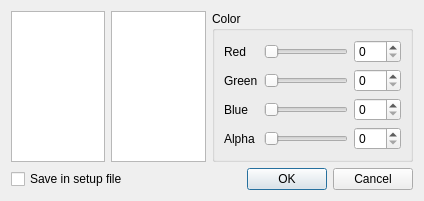
rbarreiros/vstboard, file src/common/views/viewconfigdialog.ui: the form before one commit.
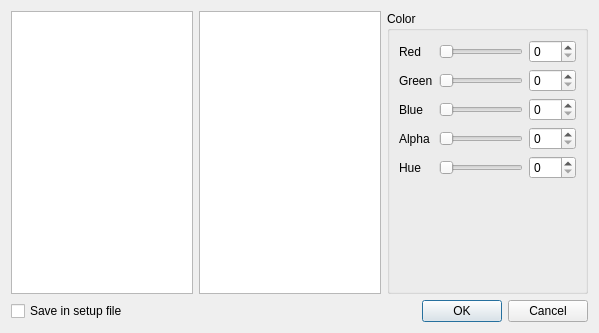
The form after the commit. Custom widgets are drawn as their Qt base class.

Commit message: added a color picker

Patch:
```diff
--- a/src/common/views/viewconfigdialog.ui
+++ b/src/common/views/viewconfigdialog.ui
@@ -6,8 +6,8 @@
    <rect>
     <x>0</x>
     <y>0</y>
-    <width>424</width>
-    <height>194</height>
+    <width>599</width>
+    <height>333</height>
    </rect>
   </property>
   <property name="windowTitle">
@@ -17,10 +17,24 @@
    <item>
     <layout class="QHBoxLayout" name="horizontalLayout_5">
      <item>
-      <widget class="QListWidget" name="listPalettes"/>
+      <widget class="QListWidget" name="listPalettes">
+       <property name="sizePolicy">
+        <sizepolicy hsizetype="Preferred" vsizetype="Expanding">
+         <horstretch>0</horstretch>
+         <verstretch>0</verstretch>
+        </sizepolicy>
+       </property>
+      </widget>
      </item>
      <item>
-      <widget class="QListWidget" name="listRoles"/>
+      <widget class="QListWidget" name="listRoles">
+       <property name="sizePolicy">
+        <sizepolicy hsizetype="Preferred" vsizetype="Expanding">
+         <horstretch>0</horstretch>
+         <verstretch>0</verstretch>
+        </sizepolicy>
+       </property>
+      </widget>
      </item>
      <item>
       <layout class="QVBoxLayout" name="verticalLayout">
@@ -35,20 +49,18 @@
          <property name="title">
           <string>Color</string>
          </property>
-         <layout class="QVBoxLayout" name="verticalLayout_3">
-          <item>
-           <layout class="QHBoxLayout" name="horizontalLayout">
-            <item>
+         <layout class="QGridLayout" name="gridLayout">
+          <item row="1" column="0">
              <widget class="QLabel" name="label">
               <property name="text">
                <string>Red</string>
               </property>
              </widget>
             </item>
-            <item>
+          <item row="1" column="1">
              <widget class="QSlider" name="RedSlider">
               <property name="sizePolicy">
-               <sizepolicy hsizetype="Fixed" vsizetype="Fixed">
+             <sizepolicy hsizetype="Expanding" vsizetype="Fixed">
                 <horstretch>0</horstretch>
                 <verstretch>0</verstretch>
                </sizepolicy>
@@ -61,28 +73,17 @@
               </property>
              </widget>
             </item>
-            <item>
+          <item row="1" column="2">
              <widget class="QSpinBox" name="RedSpinBox">
               <property name="maximum">
                <number>255</number>
               </property>
              </widget>
             </item>
-           </layout>
-          </item>
-          <item>
-           <layout class="QHBoxLayout" name="horizontalLayout_2">
-            <item>
-             <widget class="QLabel" name="label_2">
-              <property name="text">
-               <string>Green</string>
-              </property>
-             </widget>
-            </item>
-            <item>
+          <item row="2" column="1">
              <widget class="QSlider" name="GreenSlider">
               <property name="sizePolicy">
-               <sizepolicy hsizetype="Fixed" vsizetype="Fixed">
+             <sizepolicy hsizetype="Expanding" vsizetype="Fixed">
                 <horstretch>0</horstretch>
                 <verstretch>0</verstretch>
                </sizepolicy>
@@ -95,102 +96,122 @@
               </property>
              </widget>
             </item>
-            <item>
+          <item row="2" column="2">
              <widget class="QSpinBox" name="GreenSpinBox">
               <property name="maximum">
                <number>255</number>
               </property>
              </widget>
             </item>
-           </layout>
+          <item row="2" column="0">
+           <widget class="QLabel" name="label_2">
+            <property name="text">
+             <string>Green</string>
+            </property>
+           </widget>
           </item>
-          <item>
-           <layout class="QHBoxLayout" name="horizontalLayout_4">
-            <item>
+          <item row="3" column="1">
+           <widget class="QSlider" name="BlueSlider">
+            <property name="sizePolicy">
+             <sizepolicy hsizetype="Expanding" vsizetype="Fixed">
+              <horstretch>0</horstretch>
+              <verstretch>0</verstretch>
+             </sizepolicy>
+            </property>
+            <property name="maximum">
+             <number>255</number>
+            </property>
+            <property name="orientation">
+             <enum>Qt::Horizontal</enum>
+            </property>
+           </widget>
+          </item>
+          <item row="3" column="0">
              <widget class="QLabel" name="label_4">
               <property name="text">
                <string>Blue</string>
               </property>
              </widget>
             </item>
-            <item>
-             <widget class="QSlider" name="BlueSlider">
-              <property name="sizePolicy">
-               <sizepolicy hsizetype="Fixed" vsizetype="Fixed">
-                <horstretch>0</horstretch>
-                <verstretch>0</verstretch>
-               </sizepolicy>
-              </property>
-              <property name="maximum">
-               <number>255</number>
-              </property>
-              <property name="orientation">
-               <enum>Qt::Horizontal</enum>
-              </property>
-             </widget>
-            </item>
-            <item>
+          <item row="3" column="2">
              <widget class="QSpinBox" name="BlueSpinBox">
               <property name="maximum">
                <number>255</number>
               </property>
              </widget>
             </item>
-           </layout>
+          <item row="4" column="1">
+           <widget class="QSlider" name="AlphaSlider">
+            <property name="sizePolicy">
+             <sizepolicy hsizetype="Expanding" vsizetype="Fixed">
+              <horstretch>0</horstretch>
+              <verstretch>0</verstretch>
+             </sizepolicy>
+            </property>
+            <property name="maximum">
+             <number>255</number>
+            </property>
+            <property name="orientation">
+             <enum>Qt::Horizontal</enum>
+            </property>
+           </widget>
           </item>
-          <item>
-           <layout class="QHBoxLayout" name="horizontalLayout_3">
-            <item>
+          <item row="4" column="0">
              <widget class="QLabel" name="label_3">
               <property name="text">
                <string>Alpha</string>
               </property>
              </widget>
             </item>
-            <item>
-             <widget class="QSlider" name="AlphaSlider">
-              <property name="sizePolicy">
-               <sizepolicy hsizetype="Fixed" vsizetype="Fixed">
-                <horstretch>0</horstretch>
-                <verstretch>0</verstretch>
-               </sizepolicy>
-              </property>
-              <property name="maximum">
-               <number>255</number>
-              </property>
-              <property name="orientation">
-               <enum>Qt::Horizontal</enum>
-              </property>
-             </widget>
-            </item>
-            <item>
+          <item row="4" column="2">
              <widget class="QSpinBox" name="AlphaSpinBox">
               <property name="maximum">
                <number>255</number>
               </property>
              </widget>
             </item>
-           </layout>
-          </item>
-         </layout>
-         <zorder></zorder>
-         <zorder></zorder>
-         <zorder></zorder>
-         <zorder></zorder>
-        </widget>
-       </item>
-       <item>
-        <spacer name="verticalSpacer">
+          <item row="5" column="1">
+           <widget class="QSlider" name="HueSlider">
+            <property name="sizePolicy">
+             <sizepolicy hsizetype="Expanding" vsizetype="Fixed">
+              <horstretch>0</horstretch>
+              <verstretch>0</verstretch>
+             </sizepolicy>
+            </property>
+            <property name="maximum">
+             <number>359</number>
+            </property>
          <property name="orientation">
-          <enum>Qt::Vertical</enum>
-         </property>
-         <property name="sizeHint" stdset="0">
-          <size>
-           <width>20</width>
-           <height>40</height>
-          </size>
-         </property>
-        </spacer>
+             <enum>Qt::Horizontal</enum>
+            </property>
+           </widget>
+          </item>
+          <item row="5" column="0">
+           <widget class="QLabel" name="label_5">
+            <property name="text">
+             <string>Hue</string>
+            </property>
+           </widget>
+          </item>
+          <item row="5" column="2">
+           <widget class="QSpinBox" name="HueSpinBox">
+            <property name="maximum">
+             <number>359</number>
+            </property>
+           </widget>
+          </item>
+          <item row="6" column="0" colspan="3">
+           <widget class="View::GradientWidget" name="picker" native="true">
+            <property name="sizePolicy">
+             <sizepolicy hsizetype="Expanding" vsizetype="Expanding">
+              <horstretch>0</horstretch>
+              <verstretch>0</verstretch>
+             </sizepolicy>
+            </property>
+           </widget>
+          </item>
+         </layout>
+        </widget>
        </item>
       </layout>
      </item>
@@ -225,6 +246,14 @@
    </item>
   </layout>
  </widget>
+ <customwidgets>
+  <customwidget>
+   <class>View::GradientWidget</class>
+   <extends>QWidget</extends>
+   <header>gradientwidget.h</header>
+   <container>1</container>
+  </customwidget>
+ </customwidgets>
  <resources/>
  <connections>
   <connection>
```
Left out of the diff: 176 changed lines with no effect on the pictures. Lines whose indentation alone changed are shown as unchanged. The commit also changes 6 other files.
